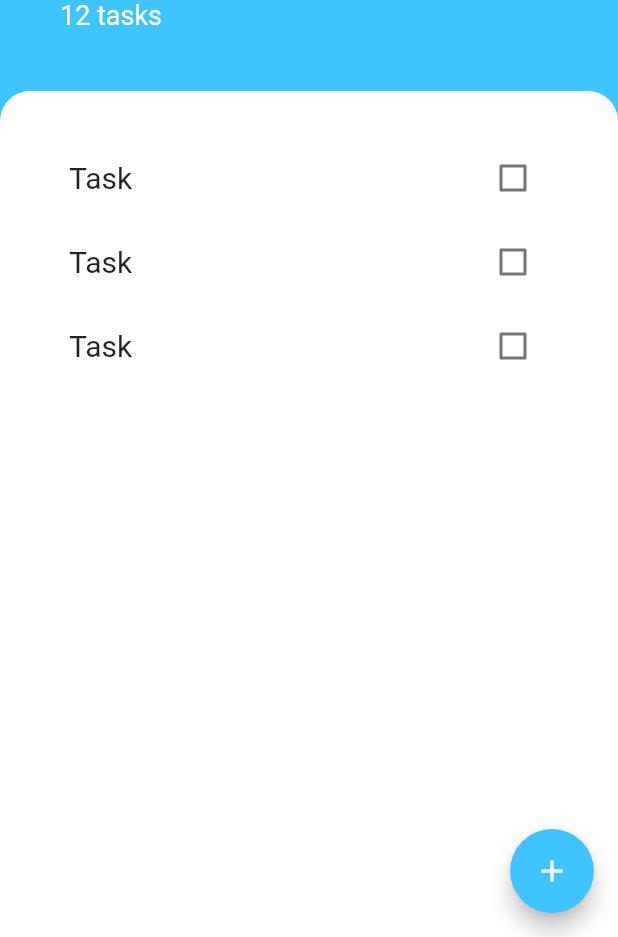
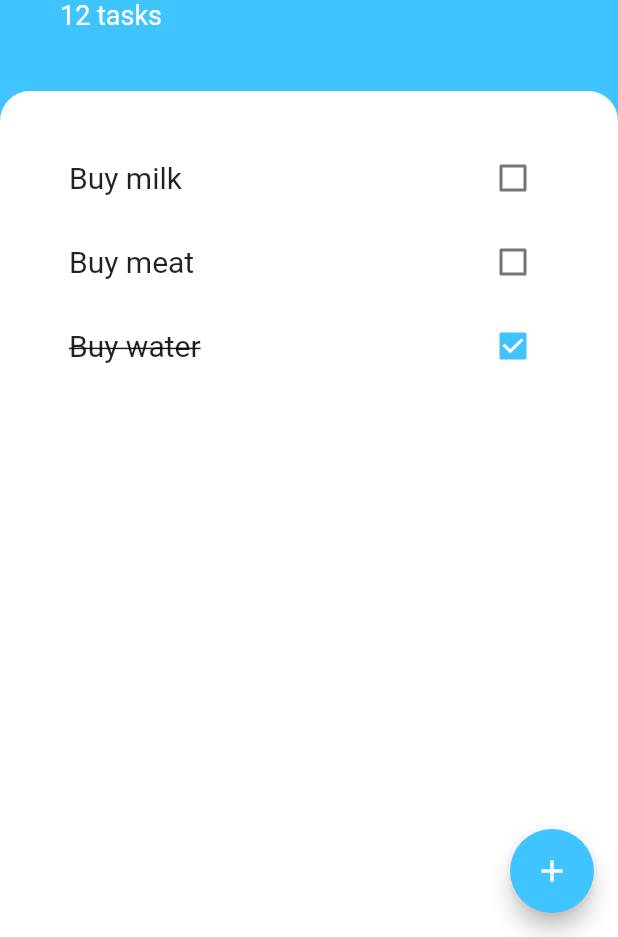
Before and after one commit to jvretamero/flutter-bootcamp-apps, a Flutter app: the screen it shows after launch, on a phone screen of 412 x 824 dp, the part 299-1236 px from its top. Run offline on Flutter 3.47's test engine with Material 2 defaults, Android fonts, the phone set to English and light mode, and no system bars; our stand-ins replace animated_text_kit, audioplayers, cloud_firestore, dio, firebase_auth, firebase_core and 4 more; accounts and stored records are empty.

Commit message:
Todoey - Task model

```diff
--- a/todoey/lib/components/task_tile.dart
+++ b/todoey/lib/components/task_tile.dart
@@ -1,36 +1,32 @@
 import 'package:flutter/material.dart';
+import 'package:todoey/models/task.dart';
 
 // TODO add swipe to delete
-class TaskTile extends StatefulWidget {
+
+class TaskTile extends StatelessWidget {
+  final Task task;
+
   const TaskTile({
     Key? key,
+    required this.task,
   }) : super(key: key);
-
-  @override
-  State<TaskTile> createState() => _TaskTileState();
-}
-
-class _TaskTileState extends State<TaskTile> {
-  bool _isChecked = false;
 
   @override
   Widget build(BuildContext context) {
     return ListTile(
       title: Text(
-        'Task',
+        task.title,
         style: TextStyle(
           fontSize: 20,
-          decoration: _isChecked ? TextDecoration.lineThrough : TextDecoration.none,
+          decoration: task.isDone ? TextDecoration.lineThrough : TextDecoration.none,
         ),
       ),
       trailing: Checkbox(
         activeColor: Colors.lightBlueAccent,
         onChanged: (bool? value) {
-          setState(() {
-            _isChecked = value ?? false;
-          });
+          // TODO
         },
-        value: _isChecked,
+        value: task.isDone,
       ),
     );
   }
--- a/todoey/lib/components/tasks_list.dart
+++ b/todoey/lib/components/tasks_list.dart
@@ -1,19 +1,23 @@
 import 'package:flutter/material.dart';
 import 'package:todoey/components/task_tile.dart';
+import 'package:todoey/models/task.dart';
 
 class TasksList extends StatelessWidget {
-  const TasksList({
+  TasksList({
     Key? key,
   }) : super(key: key);
 
+  final List<Task> _tasks = [
+    Task(title: 'Buy milk', isDone: false),
+    Task(title: 'Buy meat', isDone: false),
+    Task(title: 'Buy water', isDone: true),
+  ];
+
   @override
   Widget build(BuildContext context) {
-    return ListView(
-      children: const [
-        TaskTile(),
-        TaskTile(),
-        TaskTile(),
-      ],
+    return ListView.builder(
+      itemCount: _tasks.length,
+      itemBuilder: (context, index) => TaskTile(task: _tasks[index]),
     );
   }
 }
--- /dev/null
+++ b/todoey/lib/models/task.dart
@@ -0,0 +1,17 @@
+class Task {
+  final String title;
+  late bool _isDone;
+
+  bool get isDone => _isDone;
+
+  Task({
+    required this.title,
+    required bool isDone,
+  }) {
+    _isDone = isDone;
+  }
+
+  void toggleDone() {
+    _isDone = !_isDone;
+  }
+}
--- a/todoey/lib/screens/tasks_screen.dart
+++ b/todoey/lib/screens/tasks_screen.dart
@@ -79,8 +79,8 @@ class TasksScreen extends StatelessWidget {
                     topRight: Radius.circular(20),
                   ),
                 ),
-                child: const Padding(
-                  padding: EdgeInsets.only(
+                child: Padding(
+                  padding: const EdgeInsets.only(
                     top: 30,
                     left: 30,
                     right: 30,
```
